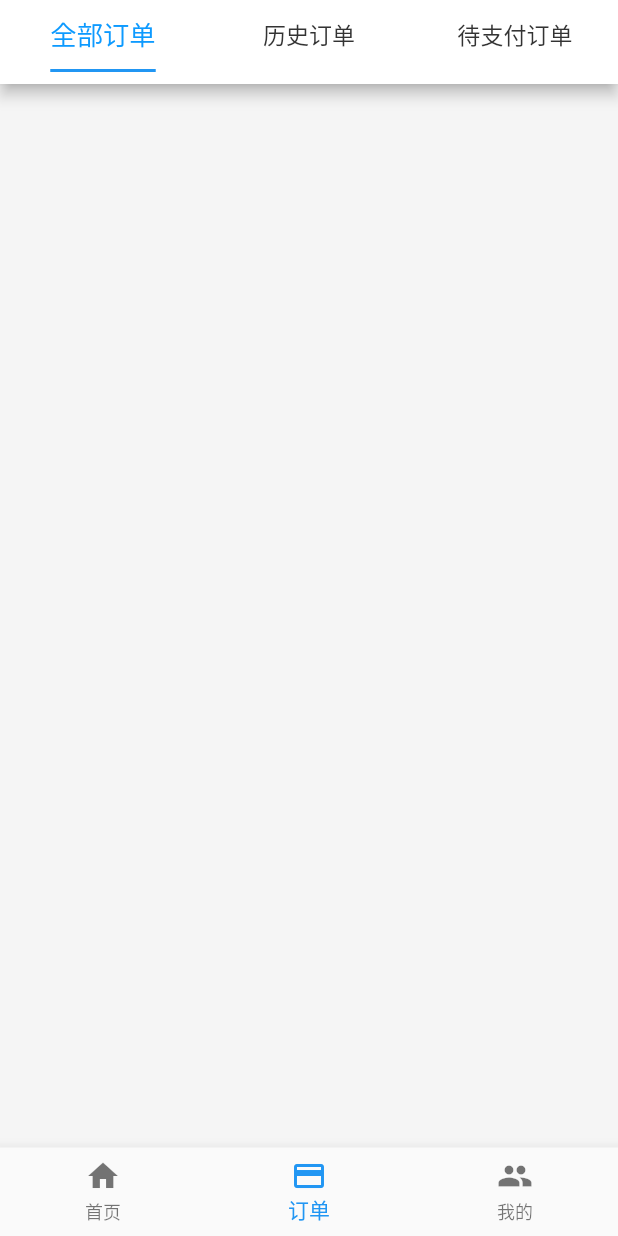
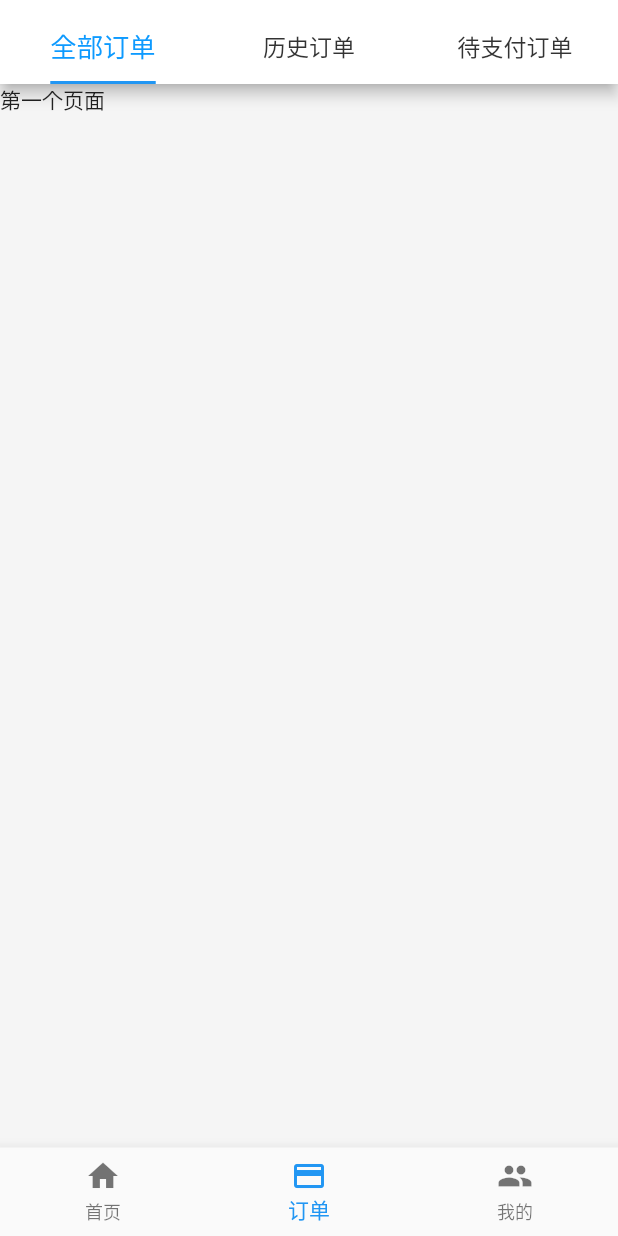
Before and after one commit to LCJ-MinYa/kjt-bsp, a Flutter app: the screen it shows after launch, item 2 of the bottom bar chosen, on a phone screen of 412 x 824 dp. Run offline on Flutter 3.47's test engine with Material 2 defaults, Android fonts, the phone set to English and light mode, and no system bars; our stand-ins replace flutter_screenutil, flutter_swiper, fluttertoast, image_picker.

Commit message:
重新封装路由，添加命名路由传值

```diff
--- a/lib/router/app.dart
+++ b/lib/router/app.dart
@@ -10,11 +10,8 @@ class App extends StatelessWidget {
         return MaterialApp(
             title: '跨境通-代购',
             initialRoute: RouteConfig.initRouteName,
-            // routes: RouteConfig.router,
             theme: ThemeConfig.themeData(),
-            onGenerateRoute: (RouteSettings settings){
-                return RouteConfig.onGenerateRouteConfig(settings);
-            },
+            onGenerateRoute: RouteConfig.onGenerateRoute,
         );
     }
 }
--- a/lib/router/router.dart
+++ b/lib/router/router.dart
@@ -12,58 +12,54 @@ import '../screen/login/loginScreen.dart';
 import '../screen/login/forgetPwdScreen.dart';
 
 class RouteConfig{
-    // static final Map<String, WidgetBuilder> router = {
-    //     '/': (BuildContext context) => TabNavScreen(),
-    //     '/mineMessage': (BuildContext context) => MineMessageScreen(),
-    //     '/aboutUs': (BuildContext context) => AboutUsScreen(),
-    //     '/feedback': (BuildContext context) => FeedbackScreen(),
-    //     '/login': (BuildContext context) => LoginScreen(),
-    // };
-
     static final initRouteName = '/';
 
-    static Route<dynamic> onGenerateRouteConfig(RouteSettings settings){
-        switch(settings.name){
-            case '/':
-                return CupertinoPageRoute(
-                    builder: (context) => TabNavScreen(),
-                );
-            case '/mineMessage':
-                return CupertinoPageRoute(
-                    builder: (context) => MineMessageScreen(),
-                );
-            case '/aboutUs':
-                return CupertinoPageRoute(
-                    builder: (context) => AboutUsScreen(),
-                );
-            case '/feedback':
-                return CupertinoPageRoute(
-                    builder: (context) => FeedbackScreen(),
-                );
-            case '/login':
-                return CupertinoPageRoute(
-                    builder: (context){
-                        // print(settings);
-                        return LoginScreen();
-                    },
-                    fullscreenDialog: true
-                );
-            case '/forgetPwd':
-                return CupertinoPageRoute(
-                    builder: (context) => ForgetPwdScreen(),
-                );
-            case '/setting':
-                return CupertinoPageRoute(
-                    builder: (context) => SettingScreen(),
-                );
-            case '/modifyPwd':
-                return CupertinoPageRoute(
-                    builder: (context) => ModifyPwdScreen(),
-                );
-            default:
-                return CupertinoPageRoute(
-                    builder: (context) => TabNavScreen(),
-                );
+    static final Map<String, WidgetBuilder> router = {
+        '/': (BuildContext context) => TabNavScreen(),
+        '/mineMessage': (BuildContext context) => MineMessageScreen(),
+        '/aboutUs': (BuildContext context) => AboutUsScreen(),
+        '/feedback': (BuildContext context) => FeedbackScreen(),
+        '/login': (BuildContext context) => LoginScreen(),
+        '/forgetPwd': (BuildContext context) => ForgetPwdScreen(),
+        '/setting': (BuildContext context) => SettingScreen(),
+        '/modifyPwd': (BuildContext context) => ModifyPwdScreen(),
+    };
+
+    static Route<dynamic> onGenerateRoute(RouteSettings settings){
+
+        // 统一处理路由
+        final String name = settings.name;
+        final Function pageContentBuilder = router[name];
+
+        //定义当前需要返回得route对象
+        Route route;
+        if (pageContentBuilder != null) {
+            if (settings.arguments != null) {
+                //带参数的处理方式
+                switch(name){
+                    default:
+                        route = CupertinoPageRoute(
+                            builder: (context) => pageContentBuilder(context, arguments: settings.arguments)
+                        );
+                        break;
+                }
+            }else{
+                //不带参数的处理方式
+                switch(name){
+                    case '/login':
+                        route = CupertinoPageRoute(
+                            builder: (context) => pageContentBuilder(context),
+                            fullscreenDialog: true
+                        );
+                        break;
+                    default:
+                        route = CupertinoPageRoute(
+                            builder: (context) => pageContentBuilder(context)
+                        );
+                        break;
+                }
+            }
         }
+        return route;
     }
 }
--- a/lib/screen/order/orderScreen.dart
+++ b/lib/screen/order/orderScreen.dart
@@ -15,7 +15,25 @@ class _OrderScreenState extends State<OrderScreen> {
             length: 3,
             child: Scaffold(
                 appBar: AppBar(
-                    // bottom: PreferredSize(
+                    bottom: PreferredSize(
+                        child: TabBar(
+                            tabs: <Widget>[
+                                Tab(text: '全部订单'),
+                                Tab(text: '历史订单'),
+                                Tab(text: '待支付订单')
+                            ],
+                            labelColor: Theme.of(context).primaryColor,
+                            labelStyle: TextStyle(
+                                fontSize: UISize.size(32)
+                            ),
+                            unselectedLabelColor: Theme.of(context).primaryColorLight,
+                            unselectedLabelStyle: TextStyle(
+                                fontSize: UISize.size(28)
+                            ),
+                            indicatorSize: TabBarIndicatorSize.label,
+                        ), preferredSize: Size(0, 0),
+                    ),
+                    // flexibleSpace: SafeArea(
                     //     child: TabBar(
                     //         tabs: <Widget>[
                     //             Tab(text: '全部订单'),
@@ -31,26 +49,27 @@ class _OrderScreenState extends State<OrderScreen> {
                     //             fontSize: UISize.size(28)
                     //         ),
                     //         indicatorSize: TabBarIndicatorSize.label,
-                    //     ), preferredSize: Size(0, 0),
+                    //     ),
                     // ),
-                    flexibleSpace: SafeArea(
-                        child: TabBar(
-                            tabs: <Widget>[
-                                Tab(text: '全部订单'),
-                                Tab(text: '历史订单'),
-                                Tab(text: '待支付订单')
+                ),
+                body: TabBarView(
+                    children: <Widget>[
+                        ListView(
+                            children: <Widget>[
+                                Text('第一个页面'),
                             ],
-                            labelColor: Theme.of(context).primaryColor,
-                            labelStyle: TextStyle(
-                                fontSize: UISize.size(32)
-                            ),
-                            unselectedLabelColor: Theme.of(context).primaryColorLight,
-                            unselectedLabelStyle: TextStyle(
-                                fontSize: UISize.size(28)
-                            ),
-                            indicatorSize: TabBarIndicatorSize.label,
                         ),
-                    ),
+                        ListView(
+                            children: <Widget>[
+                                Text('第二个页面'),
+                            ],
+                        ),
+                        ListView(
+                            children: <Widget>[
+                                Text('第三个页面'),
+                            ],
+                        ),
+                    ],
                 ),
             ),
         );
--- a/lib/widget/popup/alertDialogWidget.dart
+++ b/lib/widget/popup/alertDialogWidget.dart
@@ -15,7 +15,7 @@ showAlertDialog(BuildContext context, String title, String content, Function con
                             '取消',
                             style: TextStyle(
                                 color: Color(0xff333333),
-                                fontSize: UISize.size(28)
+                                fontSize: UISize.size(26)
                             ),
                         ),
                         onPressed: (){
@@ -26,7 +26,7 @@ showAlertDialog(BuildContext context, String title, String content, Function con
                         child: Text(
                             '确认',
                             style: TextStyle(
-                                fontSize: UISize.size(28)
+                                fontSize: UISize.size(26)
                             ),
                         ),
                         onPressed: (){
```
